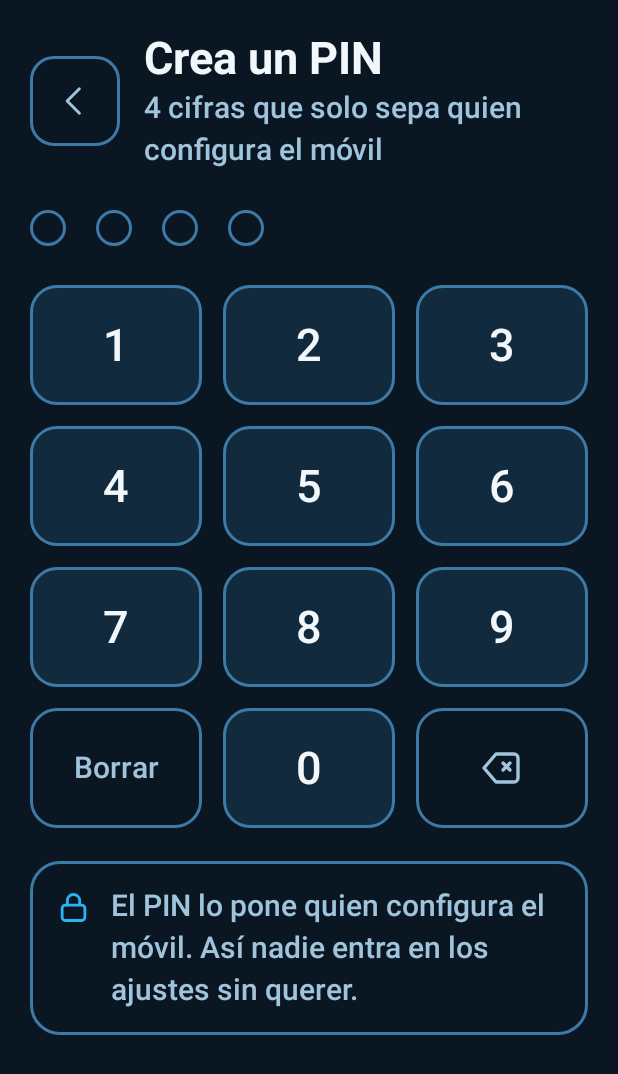
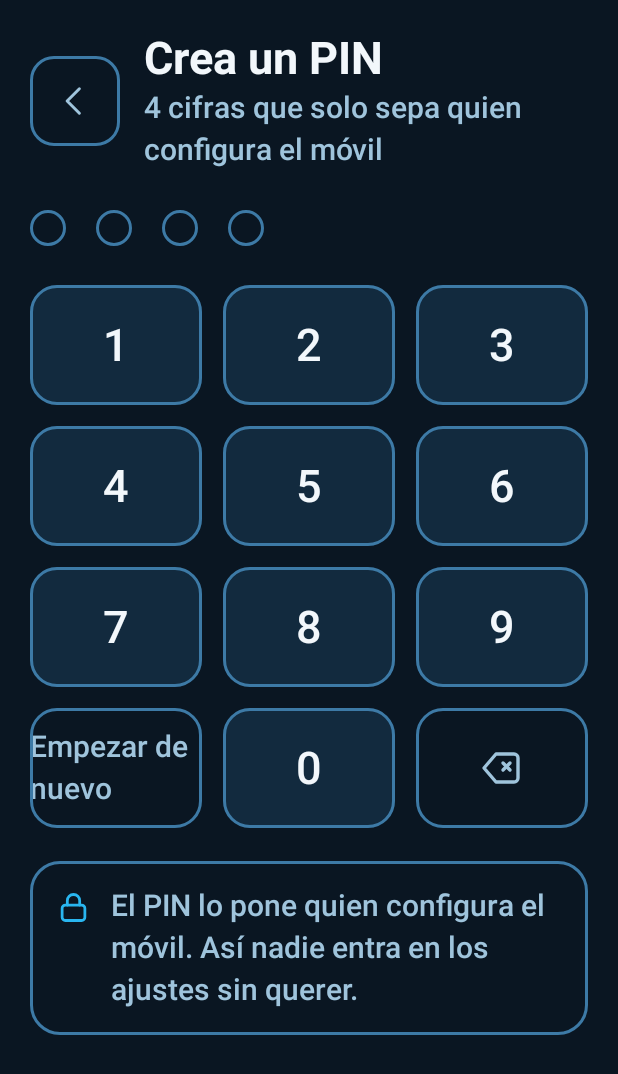
Before and after one commit to JaviBrozos/Coida, an Android app built with Jetpack Compose: the screen it shows after launch (LauncherActivity), after a tap on "Ajustes", on a phone screen of 412 x 824 dp. Shown: the top 1074 px of the screen. Run offline under Robolectric (Android 15) with nearby library versions, the phone set to English and light mode, and no system bars.

Commit message:
Cambios de accesibilidad y rules de accesibilidad

```diff
--- a/app/src/main/java/com/doado/core/ui/Color.kt
+++ b/app/src/main/java/com/doado/core/ui/Color.kt
@@ -38,8 +38,23 @@ val DoadoMistDim = Color(0xFFDCEBF5)
 /** Superficie de tarjeta en oscuro. */
 val DoadoInk = Color(0xFF0A1622)
 
-/** Gris solo para separadores decorativos, nunca para texto. */
-val DoadoSteel = Color(0xFF7A93A6)
+/*
+ * Gris de "apagado": el color de una app que no está instalada, de un contacto
+ * sin WhatsApp y de un botón bloqueado. Es decir, el color de todo lo que
+ * **explica por qué algo no funciona**, así que tiene que leerse.
+ *
+ * Hay dos porque el mismo gris no sirve en los dos temas. El anterior
+ * (#7A93A6, uno solo para ambos) se quedaba en 3,21:1 sobre el blanco del tema
+ * claro: por debajo del mínimo de 4,5:1, y justo en la pantalla que elige quien
+ * peor ve. Medido contra el fondo real sobre el que cae el texto, que es la
+ * casilla, no el fondo de pantalla.
+ */
+
+/** Apagado en claro: 5,71:1 sobre blanco, 5,07:1 sobre [DoadoMist]. */
+val DoadoSteelDeep = Color(0xFF54697A)
+
+/** Apagado en oscuro: 7,17:1 sobre [DoadoSurface], 8,89:1 sobre [DoadoInk]. */
+val DoadoSteelLight = Color(0xFFA3B8C6)
 
 // --- Estado ----------------------------------------------------------------
 
--- a/app/src/main/java/com/doado/core/ui/Theme.kt
+++ b/app/src/main/java/com/doado/core/ui/Theme.kt
@@ -1,10 +1,12 @@
 package com.doado.core.ui
 
+import androidx.compose.foundation.LocalOverscrollFactory
 import androidx.compose.foundation.isSystemInDarkTheme
 import androidx.compose.material3.MaterialTheme
 import androidx.compose.material3.darkColorScheme
 import androidx.compose.material3.lightColorScheme
 import androidx.compose.runtime.Composable
+import androidx.compose.runtime.CompositionLocalProvider
 import androidx.compose.ui.graphics.Color
 
 /**
@@ -59,7 +61,8 @@ private val DoadoLightColors = lightColorScheme(
     inversePrimary = DoadoCyanLight,
 
     outline = DoadoNavy,
-    outlineVariant = DoadoSteel,
+    // Gris apagado propio del claro: 5,71:1 sobre blanco. Ver [DoadoSteelDeep].
+    outlineVariant = DoadoSteelDeep,
     scrim = DoadoBlack,
     // Sin tinte por elevación: el diseño es plano y separa por borde, no por sombra.
     surfaceTint = Color.Transparent,
@@ -108,8 +111,9 @@ private val DoadoDarkColors = darkColorScheme(
     inversePrimary = DoadoNavy,
 
     outline = DoadoLine,
-    // Gris acero: ~5.7:1 sobre tinta. Legible, pero claramente apagado.
-    outlineVariant = DoadoSteel,
+    // 7,17:1 sobre la casilla, que es el fondo real del texto apagado. El gris
+    // anterior daba 4,59:1 ahí: pasaba el mínimo, no el objetivo del proyecto.
+    outlineVariant = DoadoSteelLight,
     scrim = DoadoBlack,
     surfaceTint = Color.Transparent,
 )
@@ -123,15 +127,25 @@ private val DoadoDarkColors = darkColorScheme(
  *
  * El claro/oscuro lo decide quien configura el móvil desde Ajustes → Interfaz;
  * el valor por defecto del parámetro solo sirve para las previews.
+ *
+ * Aquí se apaga también el estirado elástico que Compose pone por defecto al
+ * llegar al final de una lista. En una app normal es un guiño simpático; en un
+ * lanzador para una persona mayor estorba por dos razones. La rejilla del inicio
+ * se deja arrastrar aunque las casillas quepan enteras, así que la pantalla se
+ * menea sin tener nada que desplazar y parece que algo se ha movido de sitio,
+ * justo lo que promete que no pasa. Y el rebote es movimiento que nadie ha
+ * pedido: quien tiene mareo o problemas de vista lo agradece quieto.
  */
 @Composable
 fun DoadoTheme(
     darkTheme: Boolean = isSystemInDarkTheme(),
     content: @Composable () -> Unit,
 ) {
-    MaterialTheme(
-        colorScheme = if (darkTheme) DoadoDarkColors else DoadoLightColors,
-        typography = DoadoTypography,
-        content = content,
-    )
+    CompositionLocalProvider(LocalOverscrollFactory provides null) {
+        MaterialTheme(
+            colorScheme = if (darkTheme) DoadoDarkColors else DoadoLightColors,
+            typography = DoadoTypography,
+            content = content,
+        )
+    }
 }
--- a/app/src/main/java/com/doado/launcher/LauncherActivity.kt
+++ b/app/src/main/java/com/doado/launcher/LauncherActivity.kt
@@ -136,8 +136,16 @@ class LauncherActivity : ComponentActivity() {
             }
 
             // "Tamaño de la letra" se multiplica por la escala que ya tenga Android.
+            //
+            // Con suelo en 1: Android deja bajar su escala hasta 0,85, y sin este
+            // tope toda la tipografía de Doado encogía con ella. "No disponible"
+            // se quedaba en 15,3 sp, por debajo del mínimo de 18 sp del proyecto.
+            // Doado puede agrandar el texto respecto al sistema, nunca encogerlo.
             val density = LocalDensity.current
-            val scaled = Density(density.density, density.fontScale * settings.textSize.scale)
+            val scaled = Density(
+                density.density,
+                (density.fontScale * settings.textSize.scale).coerceAtLeast(1f),
+            )
 
             CompositionLocalProvider(LocalDensity provides scaled) {
                 DoadoTheme(darkTheme = dark) {
--- a/app/src/main/java/com/doado/settings/AppsScreen.kt
+++ b/app/src/main/java/com/doado/settings/AppsScreen.kt
@@ -19,6 +19,7 @@ import androidx.compose.runtime.Composable
 import androidx.compose.ui.Alignment
 import androidx.compose.ui.Modifier
 import androidx.compose.ui.res.stringResource
+import androidx.compose.ui.semantics.clearAndSetSemantics
 import androidx.compose.ui.unit.dp
 import com.doado.R
 import com.doado.core.ui.DoadoCard
@@ -171,6 +172,10 @@ private fun SuggestedToInstall(app: SuggestedApp, adminActive: Boolean, onInstal
 private fun LetterBadge(label: String) {
     Box(
         modifier = Modifier
+            // La inicial es decoración. Sin esto, como la fila entera es un solo
+            // nodo pulsable, TalkBack la arrastra al principio y lee
+            // "W, WhatsApp, Mensajes y videollamadas, interruptor".
+            .clearAndSetSemantics {}
             .size(48.dp)
             .background(
                 MaterialTheme.colorScheme.surfaceContainerHigh,
--- a/app/src/main/java/com/doado/settings/PinScreen.kt
+++ b/app/src/main/java/com/doado/settings/PinScreen.kt
@@ -162,7 +162,13 @@ private fun PinScreen(
         Row(
             modifier = Modifier
                 .padding(vertical = 12.dp)
-                .semantics(mergeDescendants = true) { contentDescription = progress },
+                // Polite, no Assertive: con TalkBack, sin esto no hay ninguna
+                // confirmación de que la cifra ha entrado hasta volver a enfocar
+                // los puntos. El error de abajo sí interrumpe; esto no debe.
+                .semantics(mergeDescendants = true) {
+                    contentDescription = progress
+                    liveRegion = LiveRegionMode.Polite
+                },
             horizontalArrangement = Arrangement.spacedBy(20.dp),
             verticalAlignment = Alignment.CenterVertically,
         ) {
--- a/app/src/main/res/values/strings.xml
+++ b/app/src/main/res/values/strings.xml
@@ -25,6 +25,8 @@
     <string name="cd_back_home">Volver a la pantalla de inicio</string>
     <string name="cd_back_settings">Volver a ajustes</string>
     <string name="cd_pin_progress">%1$d de %2$d cifras</string>
+    <string name="cd_admin_banner">Abrir los ajustes de Doado</string>
+    <string name="cd_disabled_admin">%1$s: hace falta desbloquear antes el modo administrador</string>
     <string name="cd_pin_delete">Borrar la última cifra</string>
 
     <!-- Errores -->
@@ -46,7 +48,7 @@
     <string name="pin_repeat_subtitle">Para comprobar que está bien escrito</string>
     <string name="pin_wrong">PIN incorrecto. Prueba otra vez.</string>
     <string name="pin_mismatch">No coinciden. Vuelve a empezar.</string>
-    <string name="pin_clear">Borrar</string>
+    <string name="pin_clear">Empezar de nuevo</string>
     <string name="pin_note">El PIN lo pone quien configura el móvil. Así nadie entra en los ajustes sin querer.</string>
 
     <!-- Ajustes -->
```
Also changed, not shown: app/src/main/java/com/doado/core/ui/Components.kt (+13 -2 lines), app/src/main/java/com/doado/launcher/HomeScreen.kt (+12 -3 lines), app/src/main/java/com/doado/settings/AdminScreen.kt (+14 -0 lines), 4 other files.
